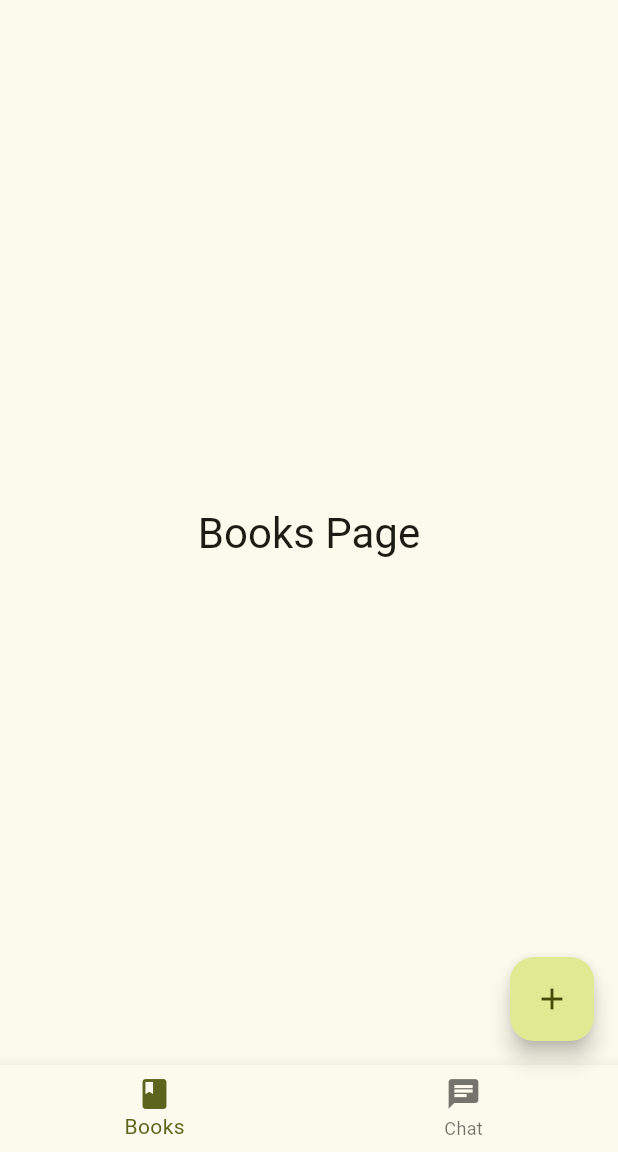
After one commit to AbubakarSiddiquePA/healthy_admin, a Flutter app: the screen it shows after launch, on a phone screen of 412 x 824 dp, the part 84-1236 px from its top. The commit adds this screen. Run offline on Flutter 3.47's test engine with Material 3 defaults, Android fonts, the phone set to English and light mode, and no system bars.

Commit message:
all navigation page created

```diff
--- /dev/null
+++ b/lib/books/books.dart
@@ -0,0 +1,15 @@
+import 'package:flutter/material.dart';
+
+class BooksPage extends StatelessWidget {
+  const BooksPage({super.key});
+
+  @override
+  Widget build(BuildContext context) {
+    return Center(
+      child: Text(
+        'Books Page',
+        style: Theme.of(context).textTheme.headlineMedium,
+      ),
+    );
+  }
+}
--- /dev/null
+++ b/lib/home/home.dart
@@ -0,0 +1,67 @@
+import 'package:flutter/material.dart';
+import 'package:healthy_admin/books/add_books.dart';
+import 'package:healthy_admin/books/books.dart';
+import 'package:healthy_admin/chat/chat.dart';
+import 'package:healthy_admin/chat/chat_options.dart';
+
+class MyHomePage extends StatefulWidget {
+  const MyHomePage({super.key, required this.title});
+
+  final String title;
+
+  @override
+  State<MyHomePage> createState() => _MyHomePageState();
+}
+
+class _MyHomePageState extends State<MyHomePage> {
+  int _currentIndex = 0;
+
+  final List<Widget> _pages = [
+    const BooksPage(),
+    const ChatPage(),
+  ];
+
+  void _onFloatingActionButtonPressed() {
+    if (_currentIndex == 0) {
+      Navigator.push(
+          context,
+          MaterialPageRoute(
+            builder: (context) => const AddBookPage(),
+          ));
+    } else if (_currentIndex == 1) {
+      Navigator.push(
+          context,
+          MaterialPageRoute(
+            builder: (context) => const ChatOptionsPage(),
+          ));
+    }
+  }
+
+  @override
+  Widget build(BuildContext context) {
+    return Scaffold(
+      appBar: AppBar(
+        backgroundColor: Theme.of(context).colorScheme.inversePrimary,
+        title: Text(widget.title),
+      ),
+      body: _pages[_currentIndex],
+      floatingActionButton: FloatingActionButton(
+        onPressed: _onFloatingActionButtonPressed,
+        tooltip: 'Action',
+        child: const Icon(Icons.add),
+      ),
+      bottomNavigationBar: BottomNavigationBar(
+        currentIndex: _currentIndex,
+        onTap: (index) {
+          setState(() {
+            _currentIndex = index;
+          });
+        },
+        items: const [
+          BottomNavigationBarItem(label: "Books", icon: Icon(Icons.book)),
+          BottomNavigationBarItem(label: "Chat", icon: Icon(Icons.chat)),
+        ],
+      ),
+    );
+  }
+}
```
Also changed, not shown: lib/books/add_books.dart (added, +12 -0 lines), lib/chat/chat.dart (added, +15 -0 lines), lib/chat/chat_options.dart (added, +12 -0 lines), lib/main.dart (+1 -54 lines).
